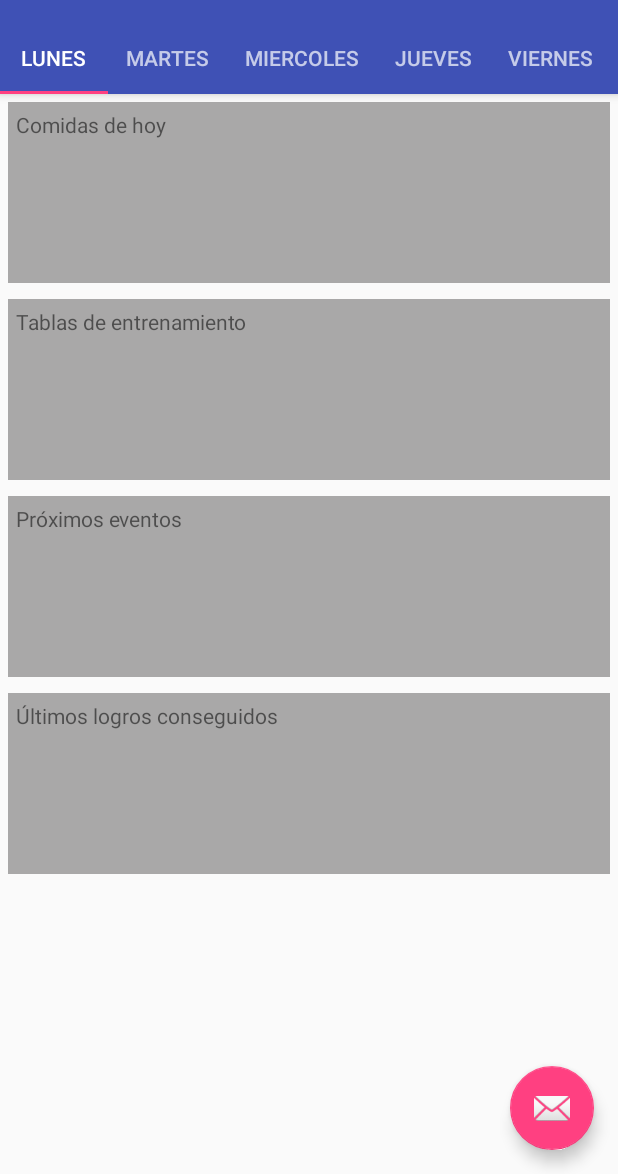
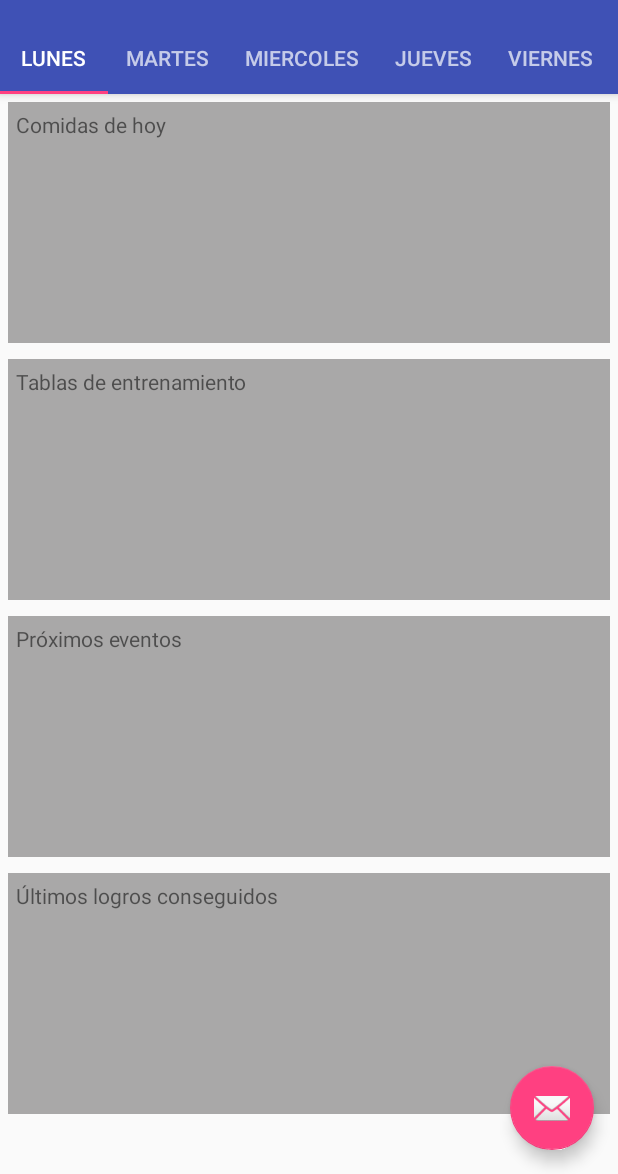
Before and after one commit to AlbaFontaneda/never-give-app, an Android app: the screen it shows after launch (MainActivity), on a phone screen of 412 x 824 dp, the part 62-1236 px from its top. Run offline under Robolectric (Android 15) with nearby library versions, the phone set to English and light mode, and no system bars.

Commit message:
Upgrade layout's height

```diff
--- a/app/src/main/res/layout/content_main.xml
+++ b/app/src/main/res/layout/content_main.xml
@@ -43,7 +43,7 @@
                         android:layout_marginRight="5dp"/>
                     <TextView
                         android:layout_width="match_parent"
-                        android:layout_height="80dp"
+                        android:layout_height="120dp"
                         android:layout_marginTop="5dp"
                         android:layout_marginBottom="5dp"
                         android:layout_marginLeft="5dp"
@@ -74,7 +74,7 @@
                         android:layout_marginRight="5dp"/>
                     <TextView
                         android:layout_width="match_parent"
-                        android:layout_height="80dp"
+                        android:layout_height="120dp"
                         android:layout_marginTop="5dp"
                         android:layout_marginBottom="5dp"
                         android:layout_marginLeft="5dp"
@@ -105,7 +105,7 @@
                         android:layout_marginRight="5dp"/>
                     <TextView
                         android:layout_width="match_parent"
-                        android:layout_height="80dp"
+                        android:layout_height="120dp"
                         android:layout_marginTop="5dp"
                         android:layout_marginBottom="5dp"
                         android:layout_marginLeft="5dp"
@@ -136,7 +136,7 @@
                         android:layout_marginRight="5dp"/>
                     <TextView
                         android:layout_width="match_parent"
-                        android:layout_height="80dp"
+                        android:layout_height="120dp"
                         android:layout_marginTop="5dp"
                         android:layout_marginBottom="5dp"
                         android:layout_marginLeft="5dp"
```
